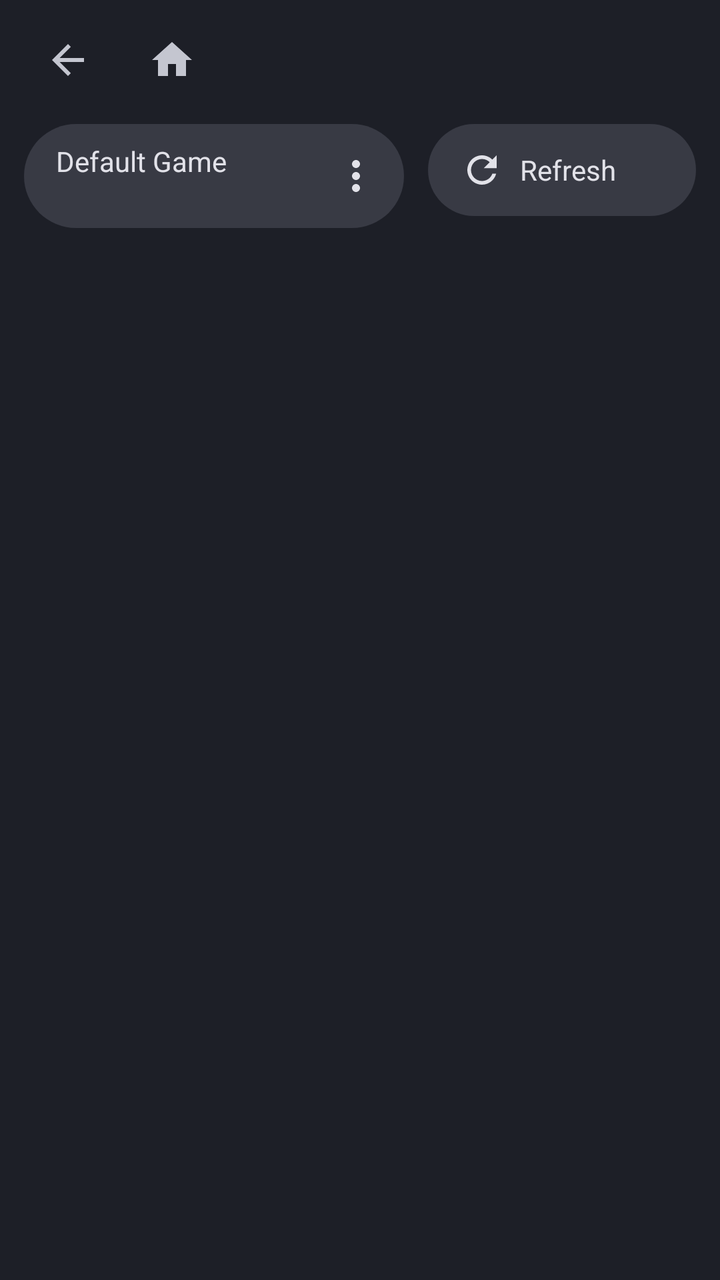
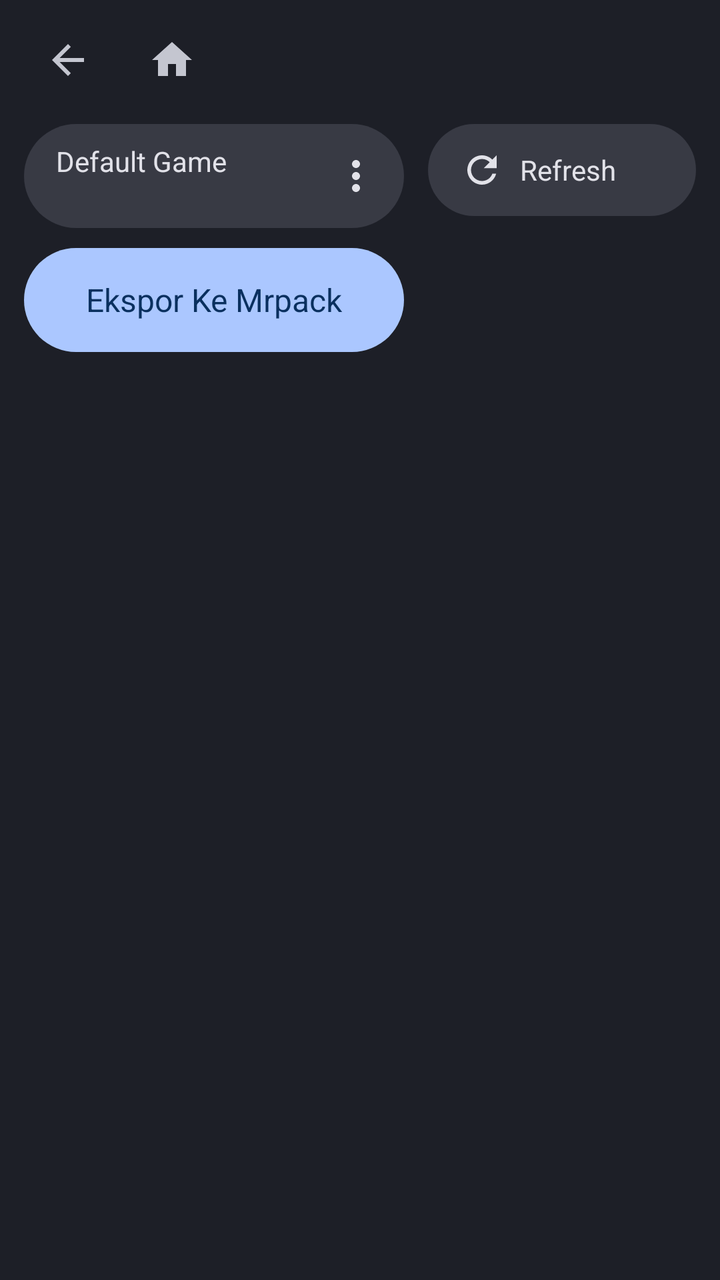

The first picture is an Android layout as it rendered before a commit; the second is the same layout after the commit. The layout source and the unified diff follow.
<!-- AndroidManifest.xml: application theme MojoLauncher.AppTheme -->
<!-- res/layout/fragment_version_list.xml -->
<?xml version="1.0" encoding="utf-8"?>
<LinearLayout xmlns:android="http://schemas.android.com/apk/res/android"
    android:layout_width="match_parent"
    android:layout_height="match_parent"
    android:background="@color/m3_bg"
    android:orientation="vertical"
    android:paddingStart="12dp"
    android:paddingTop="6dp"
    android:paddingEnd="12dp"
    android:paddingBottom="10dp">

    <include layout="@layout/layout_header" />

    <LinearLayout
        android:layout_width="match_parent"
        android:layout_height="0dp"
        android:layout_marginTop="8dp"
        android:layout_weight="1"
        android:orientation="horizontal">

        <LinearLayout
            android:layout_width="190dp"
            android:layout_height="match_parent"
            android:orientation="vertical">

            <LinearLayout
                android:id="@+id/vl_folder_pill"
                android:layout_width="match_parent"
                android:layout_height="wrap_content"
                android:background="@drawable/m3_pill"
                android:gravity="center_vertical"
                android:orientation="horizontal"
                android:paddingStart="16dp"
                android:paddingTop="8dp"
                android:paddingEnd="6dp"
                android:paddingBottom="8dp">

                <LinearLayout
                    android:layout_width="0dp"
                    android:layout_height="wrap_content"
                    android:layout_weight="1"
                    android:orientation="vertical">

                    <TextView
                        android:layout_width="match_parent"
                        android:layout_height="wrap_content"
                        android:singleLine="true"
                        android:text="@string/m3_default_game"
                        android:textColor="@color/m3_text"
                        android:textSize="14sp" />

                    <TextView
                        android:id="@+id/vl_folder_path"
                        android:layout_width="match_parent"
                        android:layout_height="wrap_content"
                        android:ellipsize="end"
                        android:singleLine="true"
                        android:textColor="@color/m3_text_dim"
                        android:textSize="11sp" />
                </LinearLayout>

                <ImageButton
                    android:id="@+id/vl_folder_more"
                    android:layout_width="36dp"
                    android:layout_height="36dp"
                    android:background="@drawable/m3_nav_off"
                    android:contentDescription="@string/m3_more"
                    android:src="@drawable/ic_m3_more"
                    android:tint="@color/m3_text" />
            </LinearLayout>

            <View
                android:layout_width="match_parent"
                android:layout_height="0dp"
                android:layout_weight="1" />
        </LinearLayout>

        <LinearLayout
            android:layout_width="0dp"
            android:layout_height="match_parent"
            android:layout_marginStart="12dp"
            android:layout_weight="1"
            android:orientation="vertical">

            <LinearLayout
                android:layout_width="match_parent"
                android:layout_height="wrap_content"
                android:gravity="center_vertical"
                android:orientation="horizontal">

                <LinearLayout
                    android:layout_width="wrap_content"
                    android:layout_height="wrap_content"
                    android:background="@drawable/m3_pill"
                    android:gravity="center_vertical"
                    android:orientation="horizontal"
                    android:padding="4dp">

                    <LinearLayout
                        android:id="@+id/vl_refresh"
                        android:layout_width="wrap_content"
                        android:layout_height="38dp"
                        android:background="@drawable/m3_nav_off"
                        android:gravity="center_vertical"
                        android:orientation="horizontal"
                        android:paddingStart="12dp"
                        android:paddingEnd="12dp">

                        <ImageView
                            android:layout_width="22dp"
                            android:layout_height="22dp"
                            android:contentDescription="@null"
                            android:src="@drawable/ic_m3_refresh"
                            android:tint="@color/m3_text" />

                        <TextView
                            android:layout_width="wrap_content"
                            android:layout_height="wrap_content"
                            android:layout_marginStart="8dp"
                            android:text="@string/m3_refresh"
                            android:textColor="@color/m3_text"
                            android:textSize="14sp" />
                    </LinearLayout>

                    <LinearLayout
                        android:id="@+id/vl_install_new"
                        android:layout_width="wrap_content"
                        android:layout_height="38dp"
                        android:background="@drawable/m3_nav_off"
                        android:gravity="center_vertical"
                        android:orientation="horizontal"
                        android:paddingStart="12dp"
                        android:paddingEnd="12dp">

                        <ImageView
                            android:layout_width="22dp"
                            android:layout_height="22dp"
                            android:contentDescription="@null"
                            android:src="@drawable/ic_m3_download"
                            android:tint="@color/m3_text" />

                        <TextView
                            android:layout_width="wrap_content"
                            android:layout_height="wrap_content"
                            android:layout_marginStart="8dp"
                            android:text="@string/m3_install_new"
                            android:textColor="@color/m3_text"
                            android:textSize="14sp" />
                    </LinearLayout>
                </LinearLayout>

                <HorizontalScrollView
                    android:layout_width="0dp"
                    android:layout_height="wrap_content"
                    android:layout_marginStart="10dp"
                    android:layout_weight="1"
                    android:scrollbars="none">

                    <LinearLayout
                        android:layout_width="wrap_content"
                        android:layout_height="wrap_content"
                        android:background="@drawable/m3_pill"
                        android:gravity="center_vertical"
                        android:orientation="horizontal"
                        android:padding="4dp">

                        <TextView
                            android:id="@+id/vl_filter_all"
                            android:layout_width="wrap_content"
                            android:layout_height="38dp"
                            android:gravity="center"
                            android:paddingStart="14dp"
                            android:paddingEnd="14dp"
                            android:textColor="@color/m3_text"
                            android:textSize="14sp" />

                        <TextView
                            android:id="@+id/vl_filter_vanilla"
                            android:layout_width="wrap_content"
                            android:layout_height="38dp"
                            android:gravity="center"
                            android:paddingStart="14dp"
                            android:paddingEnd="14dp"
                            android:textColor="@color/m3_text"
                            android:textSize="14sp" />

                        <TextView
                            android:id="@+id/vl_filter_moddable"
                            android:layout_width="wrap_content"
                            android:layout_height="38dp"
                            android:gravity="center"
                            android:paddingStart="14dp"
                            android:paddingEnd="14dp"
                            android:textColor="@color/m3_text"
                            android:textSize="14sp" />
                    </LinearLayout>
                </HorizontalScrollView>
            </LinearLayout>

            <FrameLayout
                android:layout_width="match_parent"
                android:layout_height="0dp"
                android:layout_marginTop="10dp"
                android:layout_weight="1">

                <androidx.recyclerview.widget.RecyclerView
                    android:id="@+id/vl_list"
                    android:layout_width="match_parent"
                    android:layout_height="match_parent"
                    android:clipToPadding="false" />

                <TextView
                    android:id="@+id/vl_empty"
                    android:layout_width="wrap_content"
                    android:layout_height="wrap_content"
                    android:layout_gravity="center"
                    android:background="@drawable/m3_pill"
                    android:paddingStart="22dp"
                    android:paddingTop="12dp"
                    android:paddingEnd="22dp"
                    android:paddingBottom="12dp"
                    android:text="@string/m3_no_versions"
                    android:textColor="@color/m3_text_dim"
                    android:textSize="18sp"
                    android:visibility="gone" />
            </FrameLayout>
        </LinearLayout>
    </LinearLayout>
</LinearLayout>
<!-- res/layout/layout_header.xml (included above) -->
<?xml version="1.0" encoding="utf-8"?>
<LinearLayout xmlns:android="http://schemas.android.com/apk/res/android"
    android:layout_width="match_parent"
    android:layout_height="48dp"
    android:gravity="center_vertical"
    android:orientation="horizontal">

    <ImageButton
        android:id="@+id/header_back"
        android:layout_width="44dp"
        android:layout_height="44dp"
        android:background="@drawable/m3_nav_off"
        android:contentDescription="@string/m3_back"
        android:src="@drawable/ic_m3_back"
        android:tint="@color/m3_text_dim" />

    <ImageButton
        android:id="@+id/header_home"
        android:layout_width="44dp"
        android:layout_height="44dp"
        android:layout_marginStart="8dp"
        android:background="@drawable/m3_nav_off"
        android:contentDescription="@string/m3_home"
        android:src="@drawable/ic_m3_home"
        android:tint="@color/m3_text_dim" />

    <TextView
        android:id="@+id/header_title"
        android:layout_width="0dp"
        android:layout_height="wrap_content"
        android:layout_marginStart="22dp"
        android:layout_weight="1"
        android:ellipsize="end"
        android:singleLine="true"
        android:textColor="@color/m3_text"
        android:textSize="20sp" />
</LinearLayout>
<!-- resources referenced by this layout -->
<resources>
  <color name="m3_bg">#1D1F27</color>
  <color name="m3_text">#E2E2E9</color>
  <color name="m3_text_dim">#C4C6D0</color>
  <string name="m3_back">Back</string>
  <string name="m3_default_game">Default Game</string>
  <string name="m3_home">Home</string>
  <string name="m3_install_new">Install New</string>
  <string name="m3_more">More</string>
  <string name="m3_no_versions">No installed versions</string>
  <string name="m3_refresh">Refresh</string>
  <style name="MojoLauncher.AppTheme" parent="MojoLauncher" />
  <color name="m3_surface">#383A44</color>
  <color name="background_status_bar">#242424</color>
  <color name="background_app">#181818</color>
  <style name="M3AlertDialog" parent="Theme.AppCompat.Dialog.Alert">
          <item name="android:windowAnimationStyle">@style/M3DialogAnim</item>
      </style>
  <style name="MojoLauncher.Button" parent="Widget.AppCompat.Button">
          <item name="android:background">@drawable/button_flat</item>
      </style>
  <style name="MojoLauncher.Button.Toggle" parent="MojoLauncher.Button">
          <item name="android:background">@drawable/button_flat_toggle</item>
      </style>
  <style name="Mojo.Pref" parent="Preference.Material">
          <item name="android:layout">@layout/pref_card</item>
          <item name="iconSpaceReserved">false</item>
          <item name="android:iconSpaceReserved">false</item>
      </style>
  <style name="Mojo.Pref.Category" parent="Preference.Category.Material">
          <item name="android:layout">@layout/pref_card_category</item>
          <item name="iconSpaceReserved">false</item>
          <item name="android:iconSpaceReserved">false</item>
      </style>
  <style name="Mojo.Pref.EditText" parent="Preference.DialogPreference.EditTextPreference.Material">
          <item name="android:layout">@layout/pref_card</item>
          <item name="iconSpaceReserved">false</item>
          <item name="android:iconSpaceReserved">false</item>
      </style>
  <style name="Mojo.Pref.Seek" parent="Preference.SeekBarPreference.Material">
          <item name="android:layout">@layout/pref_card_seekbar</item>
          <item name="iconSpaceReserved">false</item>
          <item name="android:iconSpaceReserved">false</item>
      </style>
  <style name="M3DialogAnim" parent="@android:style/Animation.Dialog">
          <item name="android:windowEnterAnimation">@anim/m3_dialog_in</item>
          <item name="android:windowExitAnimation">@anim/m3_dialog_out</item>
      </style>
  <!-- drawable mineknob_on_unfiltered (drawable) -->
  <?xml version="1.0" encoding="utf-8"?>
  <bitmap android:src="@drawable/mineknob_on" android:filter="false"
      xmlns:android="http://schemas.android.com/apk/res/android" />
  <!-- drawable mineknob_track_mask_unfiltered (drawable) -->
  <?xml version="1.0" encoding="utf-8"?>
  <bitmap android:src="@drawable/mineknob_track_mask" android:filter="false"
      xmlns:android="http://schemas.android.com/apk/res/android" />
  <!-- drawable button_flat (drawable) -->
  <?xml version="1.0" encoding="utf-8"?>
  <shape xmlns:android="http://schemas.android.com/apk/res/android">
      <solid android:color="?attr/colorButtonNormal"/>
  </shape>
  <color name="minebutton_secondary">#2a2a2a</color>
  <color name="minebutton_color">#91dffb</color>
  <!-- unchanged entries left out for length: 22 -->
</resources>

<!-- the commit's change to res/layout/fragment_version_list.xml (unified diff, before → after) -->
@@ -68,6 +68,20 @@
                     android:src="@drawable/ic_m3_more"
                     android:tint="@color/m3_text" />
             </LinearLayout>
+
+            <TextView
+                android:id="@+id/vl_export_mrpack"
+                android:layout_width="match_parent"
+                android:layout_height="52dp"
+                android:layout_marginTop="10dp"
+                android:background="@drawable/m3_button_primary"
+                android:clickable="true"
+                android:focusable="true"
+                android:gravity="center"
+                android:singleLine="true"
+                android:text="@string/m3_export_mrpack"
+                android:textColor="@color/m3_on_primary"
+                android:textSize="16sp" />
 
             <View
                 android:layout_width="match_parent"
<!-- resource entries referenced after the edit -->
@@ -1,16 +1,37 @@
 <!-- resources referenced by this layout -->
 <resources>
   <color name="m3_bg">#1D1F27</color>
+  <color name="m3_on_primary">#0A305F</color>
   <color name="m3_text">#E2E2E9</color>
   <color name="m3_text_dim">#C4C6D0</color>
+  <!-- drawable m3_button_primary (drawable) -->
+  <?xml version="1.0" encoding="utf-8"?>
+  <ripple xmlns:android="http://schemas.android.com/apk/res/android"
+      android:color="#33FFFFFF">
+      <item>
+          <shape android:shape="rectangle">
+          <solid android:color="@color/m3_primary" />
+          <corners android:radius="50dp" />
+          
+      </shape>
+      </item>
+      <item android:id="@android:id/mask">
+          <shape android:shape="rectangle">
+              <solid android:color="#FFFFFF" />
+              <corners android:radius="50dp" />
+          </shape>
+      </item>
+  </ripple>
   <string name="m3_back">Back</string>
   <string name="m3_default_game">Default Game</string>
+  <string name="m3_export_mrpack">Ekspor Ke Mrpack</string>
   <string name="m3_home">Home</string>
   <string name="m3_install_new">Install New</string>
   <string name="m3_more">More</string>
   <string name="m3_no_versions">No installed versions</string>
   <string name="m3_refresh">Refresh</string>
   <style name="MojoLauncher.AppTheme" parent="MojoLauncher" />
+  <color name="m3_primary">#ABC7FF</color>
   <color name="m3_surface">#383A44</color>
   <color name="background_status_bar">#242424</color>
   <color name="background_app">#181818</color>
